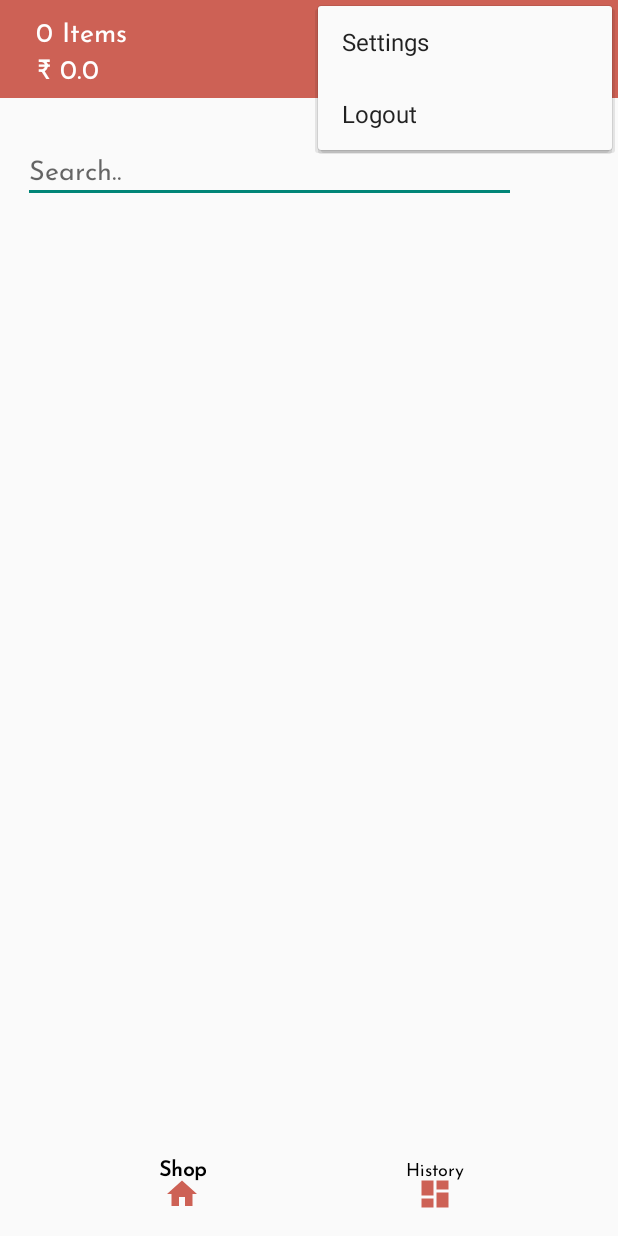
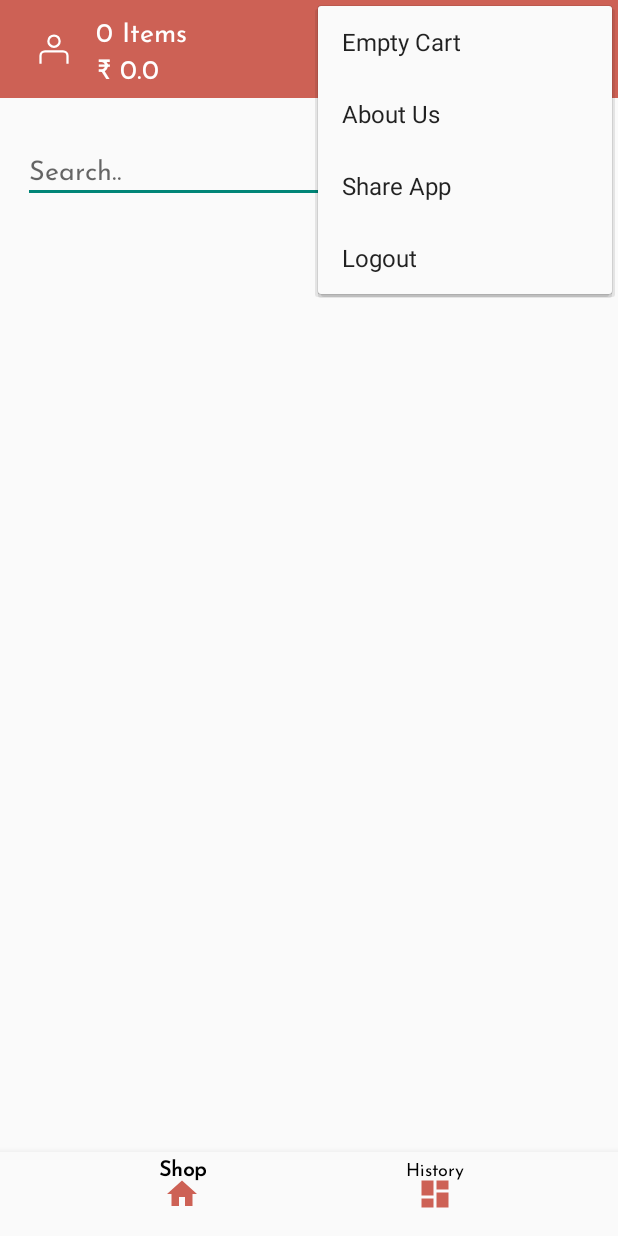
Before and after one commit to the301sparton/Client_APP_groceries, an Android app: the HomeActivity screen opened directly, with no data from a screen before it, with the options menu open, on a phone screen of 412 x 824 dp. Run offline under Robolectric (Android 15) with nearby library versions, the light colour scheme and no system bars; our stand-ins replace Firebase (no records; nobody signed in at launch, a user with empty details on screens opened directly), Picasso, Room's generated code, navigation-ui; libraries missing offline, so code that uses them is left out: com.cepheuen.elegantnumberbutton, es.dmoral.toasty; pictures from the network do not load.

Commit message:
Empty cart, User Profile

```diff
--- a/app/src/main/AndroidManifest.xml
+++ b/app/src/main/AndroidManifest.xml
@@ -4,14 +4,13 @@
 
     <application
         android:allowBackup="true"
+        android:hardwareAccelerated="true"
         android:icon="@mipmap/ic_launcher"
         android:label="@string/app_name"
+        android:largeHeap="true"
         android:roundIcon="@mipmap/ic_launcher_round"
         android:supportsRtl="true"
-        android:largeHeap="true"
-        android:hardwareAccelerated="false"
         android:theme="@style/AppTheme">
-
         <activity android:name=".CartActivity" />
         <activity
             android:name=".CategoryPicker_Alert"
--- a/app/src/main/java/com/vaicomp/shopclient/SplashActivity.java
+++ b/app/src/main/java/com/vaicomp/shopclient/SplashActivity.java
@@ -224,6 +224,7 @@ public class SplashActivity extends AppCompatActivity {
                 }
                 else{
                     activity.startActivity(new Intent(activity, HomeActivity.class));
+                    activity.finish();
                 }
             }
         });
--- a/app/src/main/java/com/vaicomp/shopclient/ui/home/HomeFragment.java
+++ b/app/src/main/java/com/vaicomp/shopclient/ui/home/HomeFragment.java
@@ -3,7 +3,6 @@ package com.vaicomp.shopclient.ui.home;
 import android.annotation.SuppressLint;
 import android.content.Intent;
 import android.os.AsyncTask;
-
 import android.os.Bundle;
 import android.text.Editable;
 import android.text.TextWatcher;
@@ -15,6 +14,7 @@ import android.widget.Button;
 import android.widget.ImageView;
 
 import androidx.annotation.NonNull;
+import androidx.annotation.Nullable;
 import androidx.appcompat.app.AppCompatDelegate;
 import androidx.fragment.app.Fragment;
 import androidx.recyclerview.widget.DefaultItemAnimator;
@@ -38,11 +38,22 @@ import java.util.concurrent.ExecutionException;
 
 public class HomeFragment extends Fragment {
 
+    private static HomeFragment me;
     private RecyclerView listView;
     private List<ShopItem> list, searchList, fireBaseList;
     private ItemAdapter adapter;
     private TextInputEditText searchBar;
     private Button clear;
+
+    @Override
+    public void onCreate(@Nullable Bundle savedInstanceState) {
+        super.onCreate(savedInstanceState);
+        me = this;
+    }
+
+    public static HomeFragment getInstance(){
+        return me;
+    }
 
     @SuppressLint("StaticFieldLeak")
     public View onCreateView(@NonNull LayoutInflater inflater,
@@ -113,7 +124,7 @@ public class HomeFragment extends Fragment {
         super.onResume();
         Log.i("onResume", "blah");
 
-        final AppDataBase db = Room.databaseBuilder(getActivity(),
+        final AppDataBase db = Room.databaseBuilder(requireActivity(),
                 AppDataBase.class, "clientAppDB").fallbackToDestructiveMigration().build();
         try {
             fireBaseList = new AsyncTask<Void, Void, List<ShopItem>>() {
--- /dev/null
+++ b/app/src/main/res/drawable/ic_user.xml
@@ -0,0 +1,12 @@
+<vector xmlns:android="http://schemas.android.com/apk/res/android"
+    android:width="32dp"
+    android:height="32dp"
+    android:viewportWidth="32"
+    android:viewportHeight="32">
+  <path
+      android:fillColor="#FFF"
+      android:pathData="M24,17H8a5,5 0,0 0,-5 5v7H5V22a3,3 0,0 1,3 -3H24a3,3 0,0 1,3 3v7h2V22A5,5 0,0 0,24 17Z"/>
+  <path
+      android:fillColor="#FFF"
+      android:pathData="M16,15a6,6 0,1 0,-6 -6A6,6 0,0 0,16 15ZM16,5a4,4 0,1 1,-4 4A4,4 0,0 1,16 5Z"/>
+</vector>
--- a/app/src/main/res/layout/alert_category_picker.xml
+++ b/app/src/main/res/layout/alert_category_picker.xml
@@ -1,9 +1,8 @@
 <?xml version="1.0" encoding="utf-8"?>
 <RelativeLayout xmlns:android="http://schemas.android.com/apk/res/android"
-    xmlns:app="http://schemas.android.com/apk/res-auto"
     xmlns:tools="http://schemas.android.com/tools"
     android:layout_width="300dp"
-    android:layout_height="450dp"
+    android:layout_height="400dp"
     android:layout_gravity="center"
     android:orientation="vertical"
     android:background="@drawable/curve_white_no_border"
--- a/app/src/main/res/layout/fragment_shop.xml
+++ b/app/src/main/res/layout/fragment_shop.xml
@@ -47,6 +47,7 @@
             android:layout_weight="2"
             android:padding="5dp"
             app:srcCompact="@drawable/ic_settings"
+            android:src="@drawable/ic_settings"
             android:layout_height="match_parent"/>
 
     </LinearLayout>
--- a/app/src/main/res/layout/layout_main.xml
+++ b/app/src/main/res/layout/layout_main.xml
@@ -11,6 +11,14 @@
         android:background="@color/colorPrimary_a"
         android:layout_width="match_parent"
         android:layout_height="wrap_content">
+
+        <ImageView
+            android:id="@+id/profileView"
+            android:padding="8dp"
+            android:src="@drawable/ic_user"
+            android:layout_width="40dp"
+            android:layout_height="40dp"/>
+
         <LinearLayout
             android:layout_alignParentBottom="true"
             android:id="@+id/viewCart"
@@ -19,6 +27,7 @@
             android:orientation="horizontal"
             android:gravity="center_vertical"
             android:padding="8dp"
+            android:layout_marginStart="10dp"
             android:weightSum="10" >
 
             <LinearLayout
--- a/app/src/main/res/layout/layout_profile_detail.xml
+++ b/app/src/main/res/layout/layout_profile_detail.xml
@@ -28,7 +28,7 @@
     <androidx.appcompat.widget.AppCompatImageView
         android:id="@+id/top_img"
         android:layout_width="match_parent"
-        android:layout_height="150dp"
+        android:layout_height="140dp"
         android:src="@drawable/ic_profile">
 
     </androidx.appcompat.widget.AppCompatImageView>
@@ -86,6 +86,7 @@
                 android:layout_marginTop="10dp"
                 android:fontFamily="@font/josefinsansregular"
                 android:hint="Phone Number"
+                android:maxLength="10"
                 android:inputType="phone" />
 
 
@@ -96,9 +97,10 @@
                 android:layout_height="wrap_content"
                 android:layout_below="@id/phoneNumber"
                 android:layout_marginTop="10dp"
+                android:maxLines="3"
                 android:fontFamily="@font/josefinsansregular"
                 android:hint="Address"
-                android:inputType="textPostalAddress" />
+                android:inputType="text" />
 
     <Button
         android:layout_alignParentBottom="true"
--- a/app/src/main/res/menu/main_menu.xml
+++ b/app/src/main/res/menu/main_menu.xml
@@ -5,14 +5,17 @@
     tools:context=".MainActivity">
 
     <item
-        android:id="@+id/settings"
-        android:title="Settings"
+        android:id="@+id/clearCart"
+        android:title="Empty Cart"/>
+    <item
+        android:id="@+id/aboutUs"
+        android:title="About Us"/>
 
-         />
+    <item
+        android:id="@+id/shareApp"
+        android:title="Share App"/>
+
     <item
         android:id="@+id/logOut"
-        android:title="Logout"
-         />
-
-
+        android:title="Logout"/>
 </menu>
--- a/app/src/main/res/values/colors.xml
+++ b/app/src/main/res/values/colors.xml
@@ -5,4 +5,5 @@
     <color name="colorAccent">#03DAC5</color>
     <color name="colorPrimary_a">#CD6155</color>
     <color name="textColorDark">#413e66</color>
+    <color name="white">#FFF</color>
 </resources>
```
Also changed, not shown: app/src/main/java/com/vaicomp/shopclient/HomeActivity.java (+49 -0 lines).
